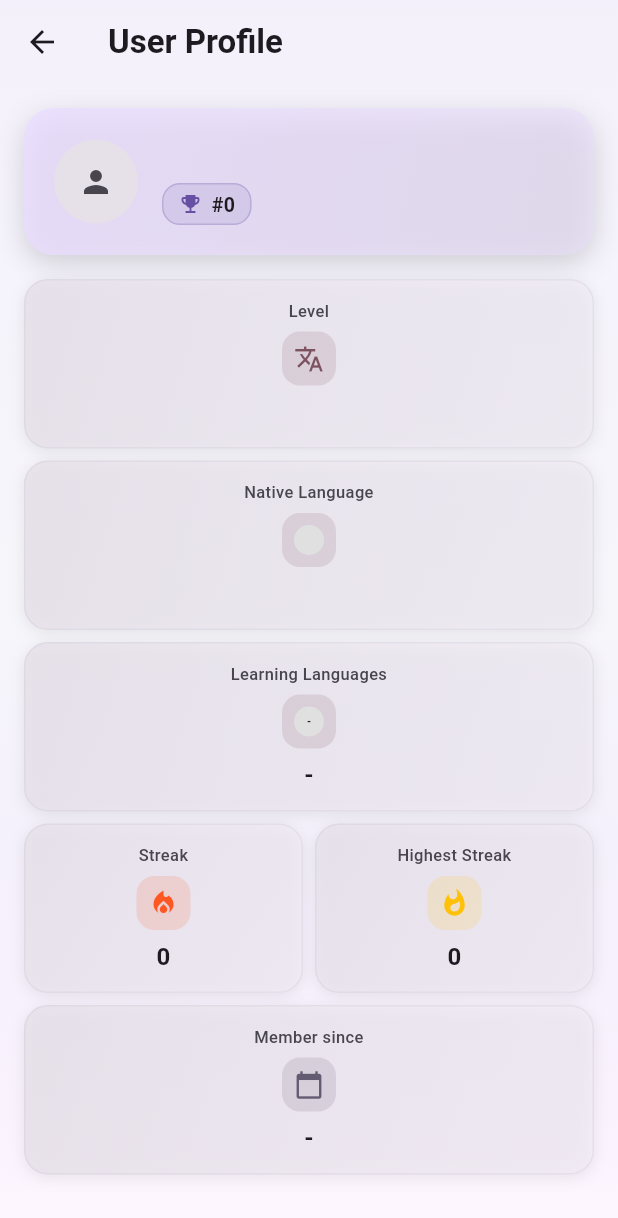
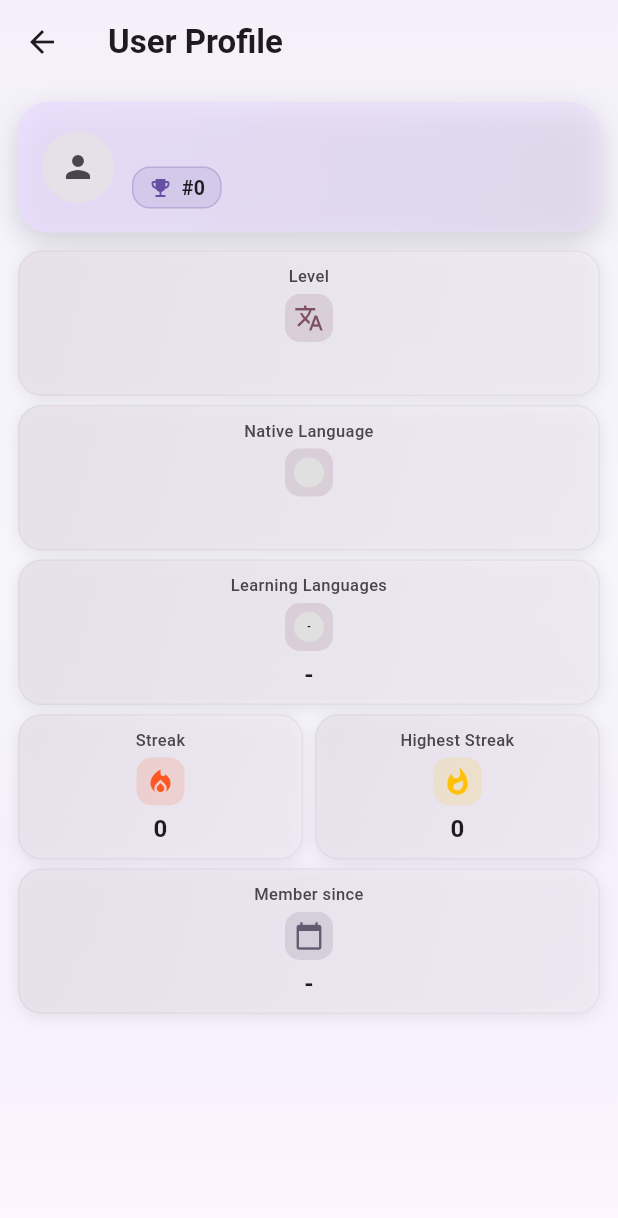
Before and after one commit to Kerim-Personal/mvp-lc, a Flutter app: the UserProfileSummaryScreen screen opened directly with empty values, on a phone screen of 412 x 824 dp. Shown: the top 1218 px of the screen. Run offline on Flutter 3.47's test engine with Material 3 defaults, Android fonts, the phone set to English and light mode, and no system bars; our stand-ins replace audioplayers, cloud_firestore, cloud_functions, confetti, emoji_picker_flutter, firebase_auth and 14 more; missing offline and left inert: circle_flags, firebase_app_check, google_mlkit_language_id, google_mlkit_translation, purchases_flutter; accounts and stored records are empty; generated files the repository leaves out were written again; network calls fail; project files that could hold a hidden picture were left out.

Commit message:
refactor: adjust padding and margin values for improved layout consistency in user profile summary

```diff
--- a/lib/screens/user_profile_summary_screen.dart
+++ b/lib/screens/user_profile_summary_screen.dart
@@ -43,7 +43,7 @@ class UserProfileSummaryScreen extends StatelessWidget {
   Widget _modernStatCard(BuildContext context, String label, String value, {IconData? icon, Color? iconColor}) {
     final cs = Theme.of(context).colorScheme;
     return Container(
-      margin: const EdgeInsets.only(bottom: 8),
+      margin: const EdgeInsets.only(bottom: 6),
       decoration: BoxDecoration(
         borderRadius: BorderRadius.circular(16),
         gradient: LinearGradient(
@@ -72,7 +72,7 @@ class UserProfileSummaryScreen extends StatelessWidget {
           borderRadius: BorderRadius.circular(16),
           onTap: () {},
           child: Padding(
-            padding: const EdgeInsets.symmetric(horizontal: 16, vertical: 12),
+            padding: const EdgeInsets.symmetric(horizontal: 12, vertical: 8),
             child: Column(
               mainAxisSize: MainAxisSize.min,
               children: [
@@ -85,13 +85,13 @@ class UserProfileSummaryScreen extends StatelessWidget {
                     fontWeight: FontWeight.w500,
                   ),
                 ),
-                const SizedBox(height: 6),
+                const SizedBox(height: 4),
                 if (icon != null)
                   Container(
-                    padding: const EdgeInsets.all(8),
+                    padding: const EdgeInsets.all(6),
                     decoration: BoxDecoration(
                       color: (iconColor ?? cs.primary).withValues(alpha: 0.15),
-                      borderRadius: BorderRadius.circular(12),
+                      borderRadius: BorderRadius.circular(10),
                     ),
                     child: Icon(
                       icon,
@@ -99,7 +99,7 @@ class UserProfileSummaryScreen extends StatelessWidget {
                       color: iconColor ?? cs.primary,
                     ),
                   ),
-                const SizedBox(height: 6),
+                const SizedBox(height: 4),
                 Text(
                   value,
                   textAlign: TextAlign.center,
@@ -120,7 +120,7 @@ class UserProfileSummaryScreen extends StatelessWidget {
   Widget _modernStatCardWithFlag(BuildContext context, String label, String languageCode) {
     final cs = Theme.of(context).colorScheme;
     return Container(
-      margin: const EdgeInsets.only(bottom: 8),
+      margin: const EdgeInsets.only(bottom: 6),
       decoration: BoxDecoration(
         borderRadius: BorderRadius.circular(16),
         gradient: LinearGradient(
@@ -149,7 +149,7 @@ class UserProfileSummaryScreen extends StatelessWidget {
           borderRadius: BorderRadius.circular(16),
           onTap: () {},
           child: Padding(
-            padding: const EdgeInsets.symmetric(horizontal: 16, vertical: 12),
+            padding: const EdgeInsets.symmetric(horizontal: 12, vertical: 8),
             child: Column(
               mainAxisSize: MainAxisSize.min,
               children: [
@@ -162,16 +162,16 @@ class UserProfileSummaryScreen extends StatelessWidget {
                     fontWeight: FontWeight.w500,
                   ),
                 ),
-                const SizedBox(height: 6),
+                const SizedBox(height: 4),
                 Container(
-                  padding: const EdgeInsets.all(8),
+                  padding: const EdgeInsets.all(6),
                   decoration: BoxDecoration(
                     color: cs.tertiary.withValues(alpha: 0.15),
-                    borderRadius: BorderRadius.circular(12),
+                    borderRadius: BorderRadius.circular(10),
                   ),
                   child: _buildNativeLanguageFlag(languageCode, 20),
                 ),
-                const SizedBox(height: 6),
+                const SizedBox(height: 4),
                 Text(
                   languageCode.toUpperCase(),
                   textAlign: TextAlign.center,
@@ -198,7 +198,7 @@ class UserProfileSummaryScreen extends StatelessWidget {
     }
 
     return Container(
-      margin: const EdgeInsets.only(bottom: 8),
+      margin: const EdgeInsets.only(bottom: 6),
       decoration: BoxDecoration(
         borderRadius: BorderRadius.circular(16),
         gradient: LinearGradient(
@@ -227,7 +227,7 @@ class UserProfileSummaryScreen extends StatelessWidget {
           borderRadius: BorderRadius.circular(16),
           onTap: () {},
           child: Padding(
-            padding: const EdgeInsets.symmetric(horizontal: 16, vertical: 12),
+            padding: const EdgeInsets.symmetric(horizontal: 12, vertical: 8),
             child: Column(
               mainAxisSize: MainAxisSize.min,
               children: [
@@ -240,12 +240,12 @@ class UserProfileSummaryScreen extends StatelessWidget {
                     fontWeight: FontWeight.w500,
                   ),
                 ),
-                const SizedBox(height: 6),
+                const SizedBox(height: 4),
                 Container(
-                  padding: const EdgeInsets.all(8),
+                  padding: const EdgeInsets.all(6),
                   decoration: BoxDecoration(
                     color: cs.tertiary.withValues(alpha: 0.15),
-                    borderRadius: BorderRadius.circular(12),
+                    borderRadius: BorderRadius.circular(10),
                   ),
                   child: Row(
                     mainAxisSize: MainAxisSize.min,
@@ -257,7 +257,7 @@ class UserProfileSummaryScreen extends StatelessWidget {
                     ],
                   ),
                 ),
-                const SizedBox(height: 6),
+                const SizedBox(height: 4),
                 Text(
                   languageCodes.map((code) => code.toUpperCase()).join(' • '),
                   textAlign: TextAlign.center,
@@ -424,13 +424,13 @@ class UserProfileSummaryScreen extends StatelessWidget {
 
               return SingleChildScrollView(
                 physics: const BouncingScrollPhysics(),
-                padding: const EdgeInsets.all(16),
+                padding: const EdgeInsets.all(12),
                 child: Column(
                   crossAxisAlignment: CrossAxisAlignment.stretch,
                   children: [
                     // Hero Profile Section - Kompakt
                     Container(
-                      padding: const EdgeInsets.all(20),
+                      padding: const EdgeInsets.all(16),
                       decoration: BoxDecoration(
                         borderRadius: BorderRadius.circular(20),
                         gradient: LinearGradient(
@@ -452,32 +452,32 @@ class UserProfileSummaryScreen extends StatelessWidget {
                       child: Row(
                         children: [
                           CircleAvatar(
-                            radius: 28,
+                            radius: 24,
                             backgroundColor: cs.surfaceContainerHighest,
                             child: avatarUrl == null
-                                ? Icon(Icons.person, color: cs.onSurfaceVariant)
+                                ? Icon(Icons.person, color: cs.onSurfaceVariant, size: 24)
                                 : ClipOval(
                                     child: isSvgAvatar
                                         ? SvgPicture.network(
                                             avatarUrl!,
-                                            width: 56,
-                                            height: 56,
+                                            width: 48,
+                                            height: 48,
                                             placeholderBuilder: (_) => const SizedBox(
-                                              width: 24,
-                                              height: 24,
+                                              width: 20,
+                                              height: 20,
                                               child: CircularProgressIndicator(strokeWidth: 2),
                                             ),
                                           )
                                         : Image.network(
                                             avatarUrl!,
-                                            width: 56,
-                                            height: 56,
+                                            width: 48,
+                                            height: 48,
                                             fit: BoxFit.cover,
-                                            errorBuilder: (_, __, ___) => Icon(Icons.person, color: cs.onSurfaceVariant),
+                                            errorBuilder: (_, __, ___) => Icon(Icons.person, color: cs.onSurfaceVariant, size: 24),
                                           ),
                                   ),
                           ),
-                          const SizedBox(width: 16),
+                          const SizedBox(width: 12),
                           Expanded(
                             child: Column(
                               crossAxisAlignment: CrossAxisAlignment.start,
@@ -486,14 +486,14 @@ class UserProfileSummaryScreen extends StatelessWidget {
                                   displayName,
                                   style: TextStyle(
                                     color: cs.onSurface,
-                                    fontSize: 18,
+                                    fontSize: 16,
                                     fontWeight: FontWeight.w700,
                                   ),
                                 ),
                                 const SizedBox(height: 4),
                                 Wrap(
-                                  spacing: 8,
-                                  runSpacing: 8,
+                                  spacing: 6,
+                                  runSpacing: 6,
                                   children: badges,
                                 ),
                               ],
@@ -503,7 +503,7 @@ class UserProfileSummaryScreen extends StatelessWidget {
                       ),
                     ),
 
-                    const SizedBox(height: 16),
+                    const SizedBox(height: 12),
 
                     // Basic stats
                     _modernStatCard(
```
